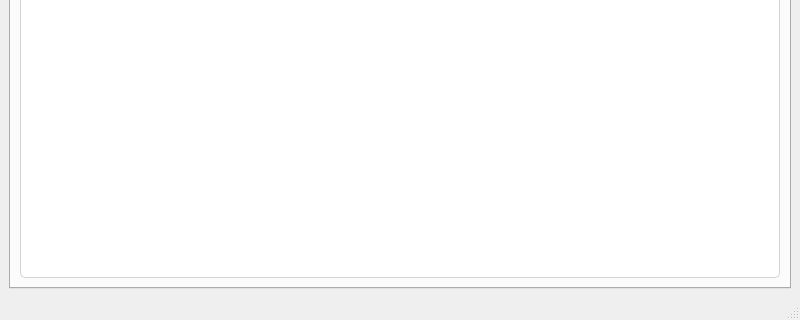
First picture: the form in ui/forms/form_import.ui, repository e-vladimir/finmanager, before the edit; both pictures show x 0 to 800 and y 280 to 600 of the 800 by 600 pixel window.
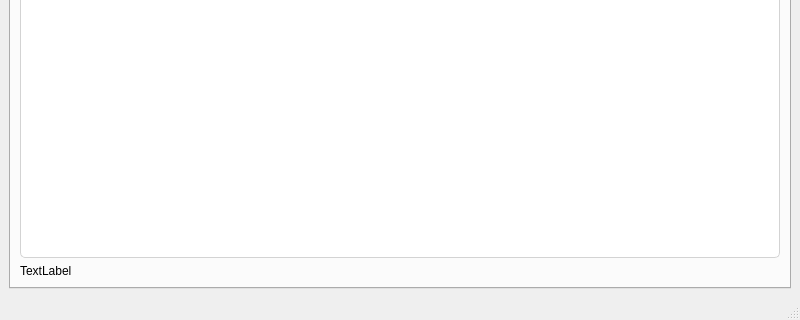
Second picture: the form after the edit.

Diff of the .ui file:
```diff
--- a/ui/forms/form_import.ui
+++ b/ui/forms/form_import.ui
@@ -50,6 +50,28 @@
           <property name="selectionBehavior">
            <enum>QAbstractItemView::SelectionBehavior::SelectRows</enum>
           </property>
+          <attribute name="horizontalHeaderMinimumSectionSize">
+           <number>20</number>
+          </attribute>
+          <attribute name="horizontalHeaderStretchLastSection">
+           <bool>true</bool>
+          </attribute>
+          <attribute name="verticalHeaderVisible">
+           <bool>false</bool>
+          </attribute>
+          <attribute name="verticalHeaderMinimumSectionSize">
+           <number>22</number>
+          </attribute>
+          <attribute name="verticalHeaderDefaultSectionSize">
+           <number>22</number>
+          </attribute>
+         </widget>
+        </item>
+        <item>
+         <widget class="QLabel" name="LabelOperationsFilepath">
+          <property name="text">
+           <string>TextLabel</string>
+          </property>
          </widget>
         </item>
        </layout>
```
